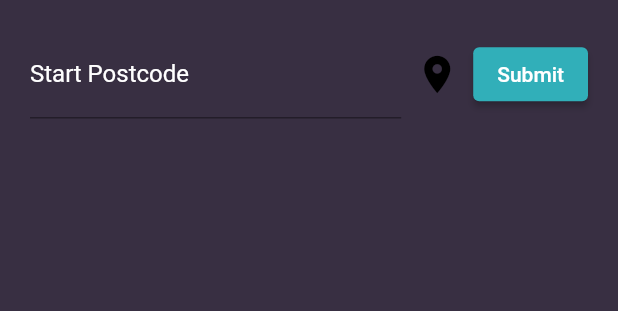
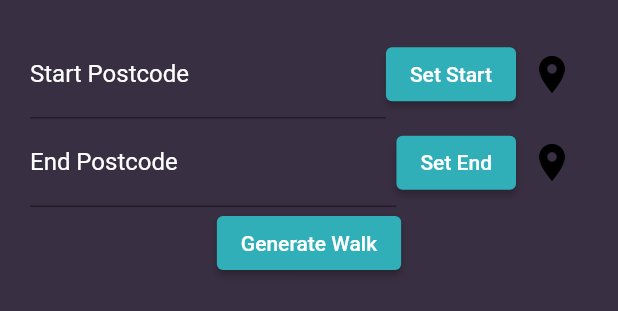
Before and after one commit to MattScarthSaunders/longWayHome, a Flutter app: the AddressForm widget shown alone on an empty page, opened directly, on a phone screen of 412 x 824 dp. Shown: the top 311 px of the screen. Run offline on Flutter 3.47's test engine with Material 2 defaults, Android fonts, the phone set to English and light mode, and no system bars; our stand-ins replace email_validator, firebase_auth, firebase_core, flutter_map, geocoding, latlong2 and 2 more; missing offline and left inert: dart:ffi, google_polyline_algorithm; accounts and stored records are empty; network calls fail.

Commit message:
fixing behaviour of map pin & postcode input, reverting to dual text box form

```diff
--- a/lib/main_page.dart
+++ b/lib/main_page.dart
@@ -79,7 +79,8 @@ class _MainPageState extends State<MainPage> {
 
     if (pinStateListener.selectedInput == "Start") {
       pinStateSetter.setButton(false);
-      pinStateSetter.getPostcode(point);
+      pinStateSetter.setInput("none");
+      // pinStateSetter.getPostcode(point);
       mapStateSetter.setMarkerLocation(point, "Start");
       mapStateSetter.setCoords(point, "Start");
       if (mapStateListener.endCoord.isNotEmpty) {
@@ -87,7 +88,8 @@ class _MainPageState extends State<MainPage> {
       }
     } else if (pinStateListener.selectedInput == "End") {
       pinStateSetter.setButton(false);
-      pinStateSetter.getPostcode(point);
+      pinStateSetter.setInput("none");
+      // pinStateSetter.getPostcode(point);
       mapStateSetter.setMarkerLocation(point, "End");
       mapStateSetter.setCoords(point, "End");
       if (mapStateListener.startCoord.isNotEmpty) {
--- a/lib/widgets/address_form.dart
+++ b/lib/widgets/address_form.dart
@@ -24,17 +24,18 @@ class AddressFormState extends State<AddressForm> {
                 crossAxisAlignment: CrossAxisAlignment.center,
                 mainAxisSize: MainAxisSize.min,
                 children: [
-            Consumer<FormStateProvider>(
-                builder: (context, formStateListener, child) {
-              return Center(
-                  child: Row(
-                      mainAxisAlignment: MainAxisAlignment.center,
-                      children: setFormContent(formStateListener)));
-            }),
-          ],
-        ),
-      ),
-    );
+                  setFormContent("Start"),
+                  setFormContent("End"),
+                  ElevatedButton(
+                    onPressed: () {
+                      _submitForm();
+                      var pinStateSetter = context.read<FormStateProvider>();
+                    },
+                    style: ElevatedButton.styleFrom(
+                        backgroundColor: const Color(0xFF31AFB9)),
+                    child: const Text('Generate Walk'),
+                  )
+                ])));
   }
 
   _submitForm() {
@@ -44,33 +45,28 @@ class AddressFormState extends State<AddressForm> {
     }
   }
 
-  setFormContent(formStateListener) {
+  setFormContent(type) {
     final regex = RegExp(
         r'^([Gg][Ii][Rr] 0[Aa]{2})|((([A-Za-z][0-9]{1,2})|(([A-Za-z][A-Ha-hJ-Yj-y][0-9]{1,2})|(([A-Za-z][0-9][A-Za-z])|([A-Za-z][A-Ha-hJ-Yj-y][0-9]?[A-Za-z]))))\s?[0-9][A-Za-z]{2})$');
 
-    String type = '';
-    if (!formStateListener.startComplete) {
-      type = "Start";
-    } else {
-      type = "End";
-    }
+    // String type = '';
+    // if (!formStateListener.startComplete) {
+    //   type = "Start";
+    // } else {
+    //   type = "End";
+    // }
 
-    if (formStateListener.startComplete && formStateListener.endComplete) {
-      //if form complete, submit and generate route
-      return [
-        ElevatedButton(
-          onPressed: () {
-            _submitForm();
-            var pinStateSetter = context.read<FormStateProvider>();
-          },
-          style: ElevatedButton.styleFrom(
-              backgroundColor: const Color(0xFF31AFB9)),
-          child: const Text('Generate Walk'),
-        )
-      ];
-    } else {
-      //return programmatic form entry sections, i.e start location then end location then....
-      return [
+    // if (formStateListener.startComplete && formStateListener.endComplete) {
+    //   //if form complete, submit and generate route
+    //   return [];
+    // } else {
+    //   //return programmatic form entry sections, i.e start location then end location then....
+
+    return Consumer<FormStateProvider>(
+        builder: (context, formStateListener, child) {
+      return Center(
+          child: Row(
+        children: [
           Expanded(
               child: TextFormField(
                   style: const TextStyle(color: Colors.white),
@@ -78,18 +74,74 @@ class AddressFormState extends State<AddressForm> {
                     labelText: '$type Postcode',
                     labelStyle: TextStyle(color: Colors.white),
                   ),
-                controller: formStateListener.pointController,
+                  controller: type == "Start"
+                      ? formStateListener.startPointController
+                      : formStateListener.endPointController,
                   autovalidateMode: AutovalidateMode.onUserInteraction,
                   validator: (value) => value != "" && !regex.hasMatch(value!)
                       ? 'Please enter a valid postal code'
                       : null)),
+          ElevatedButton(
+            onPressed: () {
+              var mapStateSetter = context.read<MapStateProvider>();
+              var pinStateSetter = context.read<FormStateProvider>();
+
+              // if (type == "Start") {
+              //   if (mapStateSetter.startCoord.isNotEmpty) {
+              //     pinStateSetter.formSectionComplete(type);
+              //     pinStateSetter.startPointController = TextEditingController();
+              //   }
+              // } else if (type == "End") {
+              //   if (mapStateSetter.endCoord.isNotEmpty) {
+              //     pinStateSetter.formSectionComplete(type);
+              //     pinStateSetter.endPointController = TextEditingController();
+              //     mapStateSetter.setInitialRoute();
+              //   }
+              // }
+
+              var pointController = type == "Start"
+                  ? formStateListener.startPointController
+                  : formStateListener.endPointController;
+
+              if (regex.hasMatch(pointController.text)) {
+                pinStateSetter.getCoords(pointController.text).then((res) {
+                  mapStateSetter.setMarkerLocation(res, type);
+                  type == "Start"
+                      ? mapStateSetter.startCoord = [
+                          res.longitude,
+                          res.latitude
+                        ]
+                      : mapStateSetter.endCoord = [res.longitude, res.latitude];
+                  pinStateSetter.formSectionComplete(type);
+
+                  // pinStateSetter.pointController = TextEditingController();
+                  // if (type == "End") {
+                  //   mapStateSetter.setInitialRoute();
+                  // }
+                  if (mapStateSetter.endCoord.isNotEmpty &&
+                      mapStateSetter.startCoord.isNotEmpty) {
+                    // print("test");
+                    mapStateSetter.setInitialRoute();
+                  }
+                });
+                pinStateSetter.setButton(false);
+                pinStateSetter.setInput('none');
+                // print(mapStateSetter.endCoord);
+                // print(mapStateSetter.startCoord);
+
+              }
+            },
+            style: ElevatedButton.styleFrom(
+                backgroundColor: const Color(0xFF31AFB9)),
+            child: Text('Set $type'),
+          ),
           IconButton(
             onPressed: () {
               var pinStateSetter = context.read<FormStateProvider>();
               if (pinStateSetter.isButton) {
                 pinStateSetter.setButton(false);
                 pinStateSetter.setInput('none');
-            } else {
+              } else if (!pinStateSetter.isButton) {
                 pinStateSetter.setButton(true);
                 pinStateSetter.setInput(type);
               }
@@ -103,31 +155,8 @@ class AddressFormState extends State<AddressForm> {
                       : pinStateListener.endIconColor);
             }),
           ),
-        ElevatedButton(
-          onPressed: () {
-            var mapStateSetter = context.read<MapStateProvider>();
-            var pinStateSetter = context.read<FormStateProvider>();
-
-            if (regex.hasMatch(formStateListener.pointController.text)) {
-              pinStateSetter
-                  .getCoords(formStateListener.pointController.text)
-                  .then((res) {
-                mapStateSetter.setMarkerLocation(res, type);
-                type == "Start"
-                    ? mapStateSetter.startCoord = [res.longitude, res.latitude]
-                    : mapStateSetter.endCoord = [res.longitude, res.latitude];
-                pinStateSetter.formSectionComplete(type);
-                pinStateSetter.pointController = TextEditingController();
+        ],
+      ));
     });
-              pinStateSetter.setButton(false);
-              pinStateSetter.setInput('none');
-            }
-          },
-          style: ElevatedButton.styleFrom(
-              backgroundColor: const Color(0xFF31AFB9)),
-          child: const Text('Submit'),
-        ),
-      ];
   }
 }
-}
--- a/lib/widgets/bottom_drawer.dart
+++ b/lib/widgets/bottom_drawer.dart
@@ -44,7 +44,7 @@ class _BottomDrawerWidget extends State<BottomDrawerWidget> {
   }
 
   showMenu() {
-    int drawerHeight = 100;
+    int drawerHeight = 200;
     showBottomSheet(
         context: context,
         builder: (BuildContext context) {
--- a/lib/widgets/state-providers/form_state_provider.dart
+++ b/lib/widgets/state-providers/form_state_provider.dart
@@ -1,5 +1,8 @@
+import 'dart:ffi';
+
 import 'package:flutter/material.dart';
 import 'package:geocoding/geocoding.dart';
+import 'package:http/http.dart';
 
 class FormStateProvider with ChangeNotifier {
   late bool isButton = false;
@@ -11,7 +14,9 @@ class FormStateProvider with ChangeNotifier {
   var startIconColor = Colors.black;
   var endIconColor = Colors.black;
 
-  TextEditingController pointController = TextEditingController();
+  TextEditingController startPointController = TextEditingController();
+  TextEditingController endPointController = TextEditingController();
+
   // TextEditingController endPointController = TextEditingController(text: '');
 
 //sets when a button has been pressed? idk? It all breaks if I remove this.
@@ -43,14 +48,28 @@ class FormStateProvider with ChangeNotifier {
 //NOTE: IN TESTING THIS IS NOT 100% EFFECTIVE. Some postcodes come out incomplete.
       List<Placemark> placemarks =
           await placemarkFromCoordinates(cords.latitude, cords.longitude);
+      String postCode = "";
 
-      String postCode = placemarks[0].postalCode ?? "";
-      // if (selectedInput == 'Start') {
-      //   pointController.text = postCode;
-      // } else if (selectedInput == 'End') {
-      //   endPointController.text = postCode;
-      // }
-      pointController.text = postCode;
+      for (int i = 0; i < placemarks.length; i++) {
+        if ((placemarks[i].postalCode?.length ?? 0) < 4) {
+          continue;
+        } else {
+          postCode = placemarks[i].postalCode ?? "";
+          break;
+        }
+      }
+
+      // postCode = "Could not find Postcode";
+
+      // String postCode = placemarks[0].postalCode ?? "";
+      if (selectedInput == 'Start') {
+        startPointController.text = postCode;
+      } else if (selectedInput == 'End') {
+        endPointController.text = postCode;
+      }
+      // pointController.text = postCode;
+      print(placemarks);
+      print(postCode);
       return postCode;
     } catch (e) {
       return cords;
@@ -59,7 +78,9 @@ class FormStateProvider with ChangeNotifier {
 
   //gets coords from postcode
   getCoords(postcode) async {
+    print(postcode);
     List<Location> locations = await locationFromAddress(postcode);
+    print(locations);
     return locations[0];
   }
 
@@ -81,9 +102,9 @@ class FormStateProvider with ChangeNotifier {
     selectedInput = '';
     startIconColor = Colors.black;
     endIconColor = Colors.black;
-    // startPointController = TextEditingController(text: '');
-    // endPointController = TextEditingController(text: '');
-    pointController = TextEditingController();
+    startPointController = TextEditingController(text: '');
+    endPointController = TextEditingController(text: '');
+    // pointController = TextEditingController();
     notifyListeners();
   }
 }
--- a/lib/widgets/state-providers/map_state_provider.dart
+++ b/lib/widgets/state-providers/map_state_provider.dart
@@ -106,7 +106,7 @@ class MapStateProvider with ChangeNotifier {
           ),
         ],
       );
-      setRoutePOI(100, 50, [130, 220, 330, 620]);
+      setRoutePOI(100, 10, [130, 220, 330, 620]);
       notifyListeners();
     });
   }
```
Lines whose indentation alone changed are shown as unchanged.
